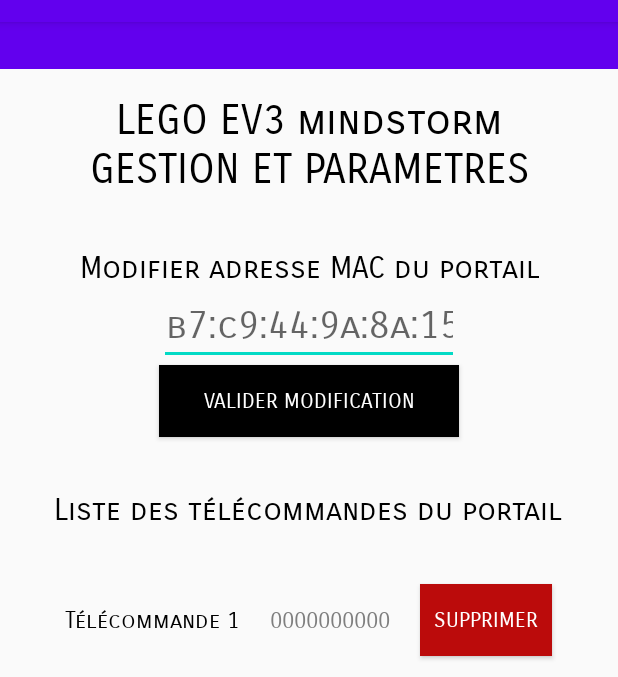
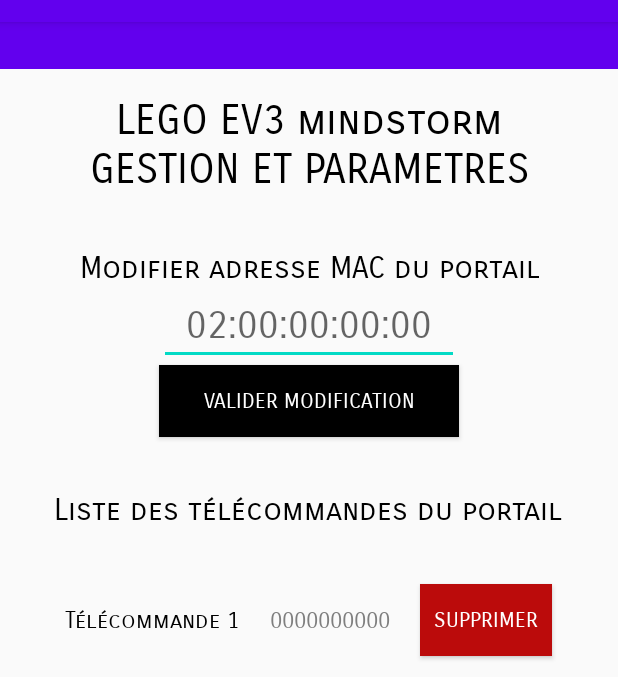
Before and after one commit to FrancoisChv/LegoPortalProject, an Android app: the screen it shows after launch once a user with an empty profile is signed in (ParametersActivity), after a tap on "PARAMÈTRES ET GESTION DES TÉLÉCOMMANDES", on a phone screen of 412 x 824 dp, the part 62-739 px from its top. Run offline under Robolectric (Android 15) with nearby library versions, the light colour scheme and no system bars; our stand-ins replace Firebase (no records; nobody signed in at launch, a user with empty details on screens opened directly); 1 statement that could not run was skipped.

Commit message:
bug parameters activity avec l'edittext de l'adresse mac

```diff
--- a/app/src/main/AndroidManifest.xml
+++ b/app/src/main/AndroidManifest.xml
@@ -6,8 +6,6 @@
     <uses-permission android:name="android.permission.ACCESS_WIFI_STATE" />
     <uses-permission android:name="android.permission.BLUETOOTH" />
     <uses-permission android:name= "android.permission.BLUETOOTH_ADMIN" />
-    <uses-permission android:name="android.permission.LOCAL_MAC_ADDRESS"
-        tools:ignore="ProtectedPermissions" />
     <uses-permission android:name = "android.permission.ACCESS_FINE_LOCATION" />
     <uses-permission android:name="android.permission.ACCESS_COARSE_LOCATION"/>
     <uses-permission android:name="android.permission.READ_PHONE_STATE" />
@@ -25,7 +23,6 @@
         <activity android:name=".AjoutTelActivity" />
         <activity android:name=".ConnectActivity" />
         <activity android:name=".MainActivity" />
-        <activity android:name=".LancerTelActivity" />
         <activity android:name=".UserActivity" />
         <activity android:name=".MenuActivity" />
         <activity android:name=".LoginActivity">
--- a/app/src/main/java/com/example/legoportalproject/ParametersActivity.java
+++ b/app/src/main/java/com/example/legoportalproject/ParametersActivity.java
@@ -4,15 +4,13 @@
 import androidx.appcompat.app.AppCompatActivity;
 
 import android.content.Intent;
-import android.content.SharedPreferences;
-import android.nfc.Tag;
 import android.os.Bundle;
 import android.util.Log;
 import android.view.View;
 import android.widget.Button;
+import android.widget.EditText;
 import android.widget.TextView;
 
-import com.firebase.ui.auth.data.model.User;
 import com.google.firebase.auth.FirebaseAuth;
 import com.google.firebase.database.DataSnapshot;
 import com.google.firebase.database.DatabaseError;
@@ -23,7 +21,8 @@
 public class ParametersActivity extends AppCompatActivity {
     public String mail;
     TextView Mac1, Mac2, Mac3, Tel1, Tel2, Tel3;
-    Button delete1, delete2, delete3;
+    EditText macPortal;
+    Button delete1, delete2, delete3, modifMacPortal;
     DatabaseReference mDatabase;
     static Integer nb = 0;
 
@@ -40,22 +39,34 @@
         Tel2 = findViewById(R.id.tel2);
         Tel3 = findViewById(R.id.tel3);
 
+        macPortal = findViewById(R.id.mac_portal);
+
         delete1 = findViewById(R.id.delete_btn1);
         delete2 = findViewById(R.id.delete_btn2);
         delete3 = findViewById(R.id.delete_btn3);
+        modifMacPortal = findViewById(R.id.modif_mac_btn);
 
         Intent I = getIntent();
         if (I.hasExtra("mail")) {
             mail = I.getStringExtra("mail");
         }
 
-        if (mail.equals("")){
-            SharedPreferences sharedPreferences = getPreferences(MODE_PRIVATE);
-            mail = sharedPreferences.getString("1", "");
-        }
+        String idUser  = FirebaseAuth.getInstance().getCurrentUser().getUid();
+        mDatabase = FirebaseDatabase.getInstance().getReference("Télécommandes").child(idUser).child("MacPortail");
 
-        String idUser  = FirebaseAuth.getInstance().getCurrentUser().getUid();
-        mDatabase = FirebaseDatabase.getInstance().getReference("Télécommandes").child(idUser).child("ListeTélécommandes");
+
+        macPortal.setText();
+
+        modifMacPortal.setOnClickListener(new View.OnClickListener() {
+            @Override
+            public void onClick(View view) {
+                final String mac = macPortal.getText().toString();
+                mDatabase.setValue(mac);
+                Intent I = new Intent(ParametersActivity.this, ParametersActivity.class);
+                startActivity(I);
+            }
+        });
+
         mDatabase.addValueEventListener(new ValueEventListener() {
             @Override
             public void onDataChange(@NonNull DataSnapshot dataSnapshot) {
--- a/app/src/main/res/layout/activity_ajout_tel.xml
+++ b/app/src/main/res/layout/activity_ajout_tel.xml
@@ -44,7 +44,7 @@
             android:layout_width="wrap_content"
             android:layout_height="wrap_content"
             android:fontFamily="sans-serif-smallcaps"
-            android:text="Adresse MAC de la télécommande\n"
+            android:text="Device ID de la télécommande\n"
             android:textAlignment="center"
             android:textColor="#000000"
             android:textSize="20dp"
--- a/app/src/main/res/layout/activity_connect.xml
+++ b/app/src/main/res/layout/activity_connect.xml
@@ -1,5 +1,5 @@
 <?xml version="1.0" encoding="utf-8"?>
-<androidx.coordinatorlayout.widget.CoordinatorLayout xmlns:android="http://schemas.android.com/apk/res/android"
+<LinearLayout xmlns:android="http://schemas.android.com/apk/res/android"
     xmlns:app="http://schemas.android.com/apk/res-auto"
     xmlns:tools="http://schemas.android.com/tools"
     android:layout_width="match_parent"
@@ -9,4 +9,4 @@
 
     <include layout="@layout/content_connect" />
 
-</androidx.coordinatorlayout.widget.CoordinatorLayout>
+</LinearLayout>
--- a/app/src/main/res/layout/activity_parameters.xml
+++ b/app/src/main/res/layout/activity_parameters.xml
@@ -51,15 +51,16 @@
             android:gravity="center_horizontal" />
 
         <EditText
+            android:id="@+id/mac_portal"
             android:layout_width="200dp"
             android:layout_height="wrap_content"
-            android:hint="b7:c9:44:9a:8a:15"
+            android:hint="02:00:00:00:00"
             android:fontFamily="sans-serif-smallcaps"
             android:textColor="#000000"
             android:textSize="25dp"
             android:layout_gravity="center"
             android:textAlignment="center"
-            android:inputType="number"/>
+            android:inputType="text"/>
         <Button
             android:id="@+id/modif_mac_btn"
             android:layout_width="200dp"
```
Also changed, not shown: app/src/main/java/com/example/legoportalproject/LancerTelActivity.java (deleted, +0 -17 lines), app/src/main/res/layout/content_connect.xml (+68 -25 lines).
